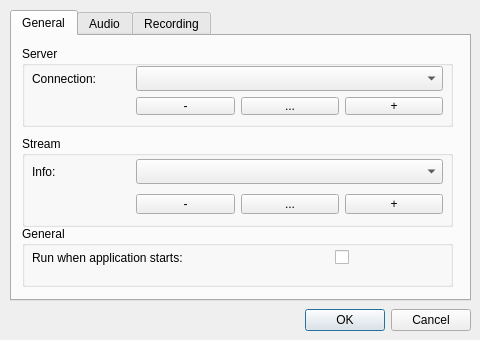
Qt form settingsdialog.ui (napcode/appstream) before a commit.
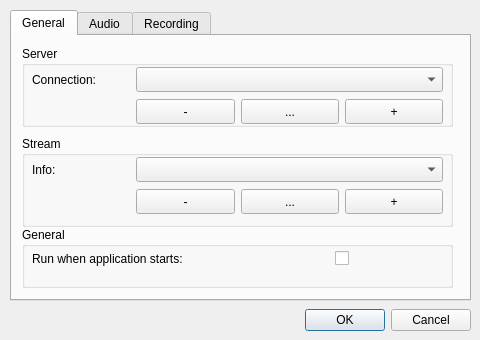
The same form after that commit.

The edit to the form file:
```diff
--- a/settingsdialog.ui
+++ b/settingsdialog.ui
@@ -14,7 +14,7 @@
    </rect>
   </property>
   <property name="sizePolicy">
-   <sizepolicy hsizetype="Fixed" vsizetype="Fixed">
+   <sizepolicy hsizetype="Preferred" vsizetype="Preferred">
     <horstretch>0</horstretch>
     <verstretch>0</verstretch>
    </sizepolicy>
@@ -27,8 +27,8 @@
   </property>
   <property name="maximumSize">
    <size>
-    <width>480</width>
-    <height>340</height>
+    <width>481</width>
+    <height>341</height>
    </size>
   </property>
   <property name="sizeIncrement">
@@ -102,7 +102,7 @@
         <x>10</x>
         <y>20</y>
         <width>411</width>
-        <height>50</height>
+        <height>61</height>
        </rect>
       </property>
       <layout class="QGridLayout" name="gridLayout_2" columnminimumwidth="80,0,0,0">
@@ -123,7 +123,7 @@
          <property name="maximumSize">
           <size>
            <width>16777215</width>
-           <height>18</height>
+           <height>25</height>
           </size>
          </property>
          <property name="toolTip">
@@ -145,7 +145,7 @@
          <property name="maximumSize">
           <size>
            <width>16777215</width>
-           <height>18</height>
+           <height>25</height>
           </size>
          </property>
          <property name="toolTip">
@@ -167,7 +167,7 @@
          <property name="maximumSize">
           <size>
            <width>16777215</width>
-           <height>18</height>
+           <height>25</height>
           </size>
          </property>
          <property name="toolTip">
@@ -271,7 +271,7 @@
          <property name="maximumSize">
           <size>
            <width>16777215</width>
-           <height>17</height>
+           <height>25</height>
           </size>
          </property>
          <property name="toolTip">
@@ -299,7 +299,7 @@
          <property name="maximumSize">
           <size>
            <width>16777215</width>
-           <height>17</height>
+           <height>25</height>
           </size>
          </property>
          <property name="toolTip">
@@ -334,7 +334,7 @@
          <property name="maximumSize">
           <size>
            <width>16777215</width>
-           <height>17</height>
+           <height>25</height>
           </size>
          </property>
          <property name="toolTip">
@@ -352,7 +352,7 @@
      <property name="geometry">
       <rect>
        <x>10</x>
-       <y>190</y>
+       <y>191</y>
        <width>431</width>
        <height>61</height>
       </rect>
```
Left out of the diff: 7 changed lines with no effect on the pictures.
